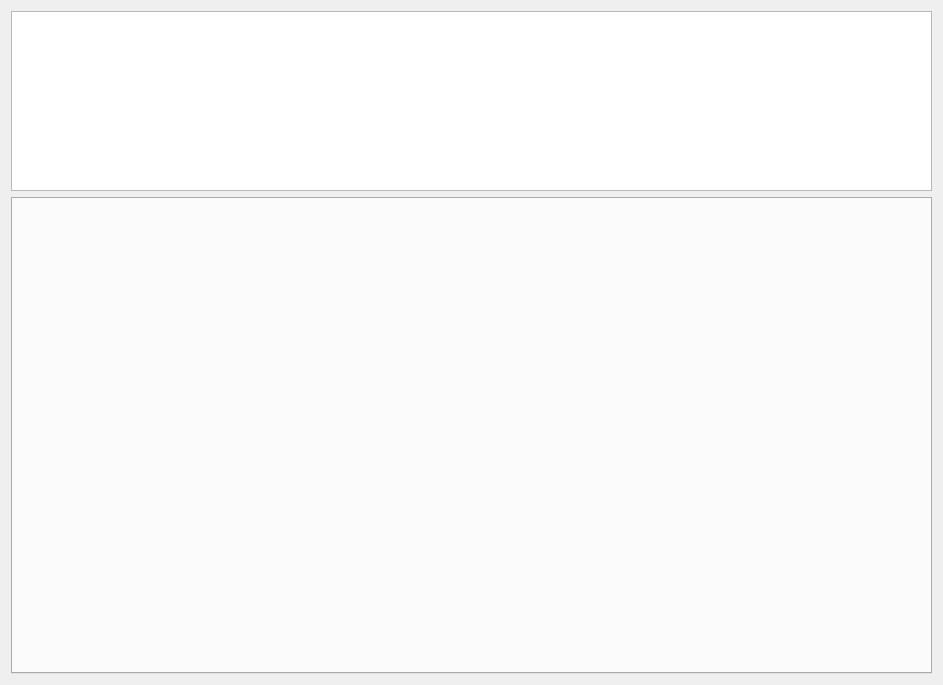
This is ProductEvalTool/qc-busbar/mainface/face_power.ui in ChinaClever/ProductEvalTool as Qt 5 draws it before an edit. The edited form follows.
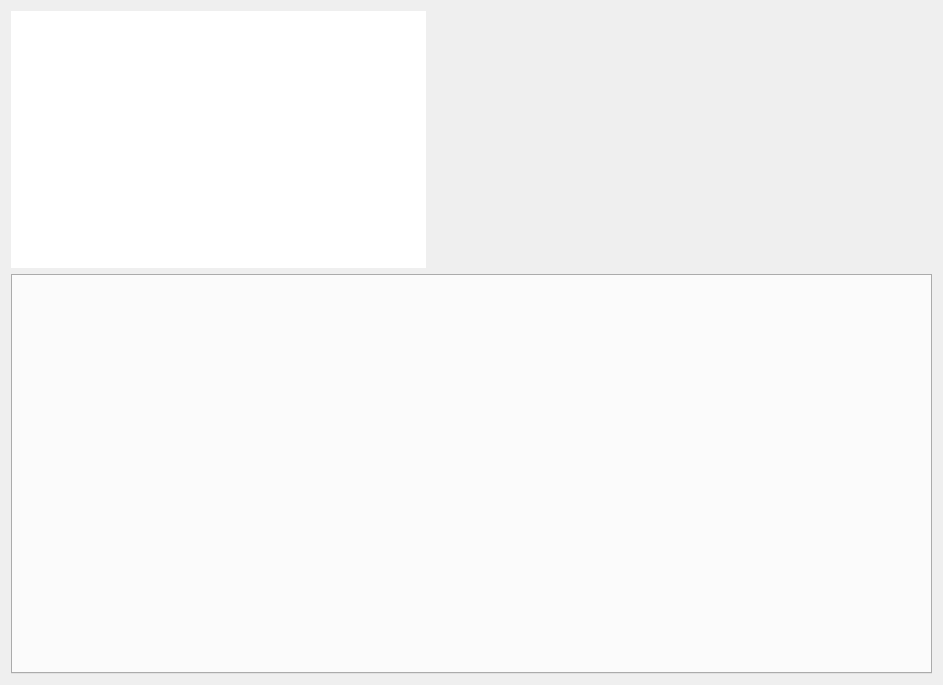
This is the edited form.

```diff
--- a/ProductEvalTool/qc-busbar/mainface/face_power.ui
+++ b/ProductEvalTool/qc-busbar/mainface/face_power.ui
@@ -16,29 +16,69 @@
   <layout class="QGridLayout" name="gridLayout">
    <item row="0" column="0">
     <widget class="QTextEdit" name="textEdit">
+     <property name="sizePolicy">
+      <sizepolicy hsizetype="Preferred" vsizetype="Preferred">
+       <horstretch>0</horstretch>
+       <verstretch>0</verstretch>
+      </sizepolicy>
+     </property>
+     <property name="minimumSize">
+      <size>
+       <width>0</width>
+       <height>250</height>
+      </size>
+     </property>
      <property name="maximumSize">
       <size>
        <width>16777215</width>
-       <height>180</height>
+       <height>320</height>
       </size>
      </property>
      <property name="font">
       <font>
        <family>微软雅黑</family>
-       <pointsize>33</pointsize>
+       <pointsize>30</pointsize>
       </font>
      </property>
+     <property name="frameShape">
+      <enum>QFrame::NoFrame</enum>
+     </property>
+     <property name="frameShadow">
+      <enum>QFrame::Sunken</enum>
+     </property>
+     <property name="lineWidth">
+      <number>0</number>
+     </property>
      <property name="readOnly">
       <bool>true</bool>
      </property>
     </widget>
    </item>
-   <item row="1" column="0">
+   <item row="0" column="1">
+    <widget class="QLabel" name="label">
+     <property name="minimumSize">
+      <size>
+       <width>500</width>
+       <height>250</height>
+      </size>
+     </property>
+     <property name="text">
+      <string/>
+     </property>
+    </widget>
+   </item>
+   <item row="1" column="0" colspan="2">
     <widget class="QTabWidget" name="tabWidget">
+     <property name="sizePolicy">
+      <sizepolicy hsizetype="Preferred" vsizetype="Preferred">
+       <horstretch>0</horstretch>
+       <verstretch>0</verstretch>
+      </sizepolicy>
+     </property>
      <property name="minimumSize">
       <size>
        <width>921</width>
-       <height>350</height>
+       <height>400</height>
       </size>
      </property>
      <property name="font">
```
Left out of the diff: 3 changed lines with no effect on the pictures.
